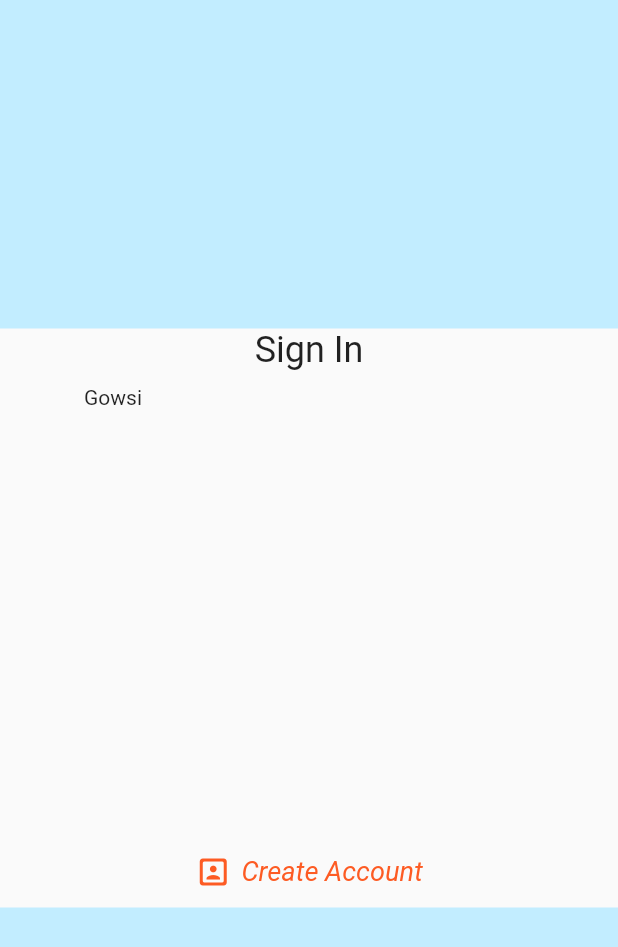
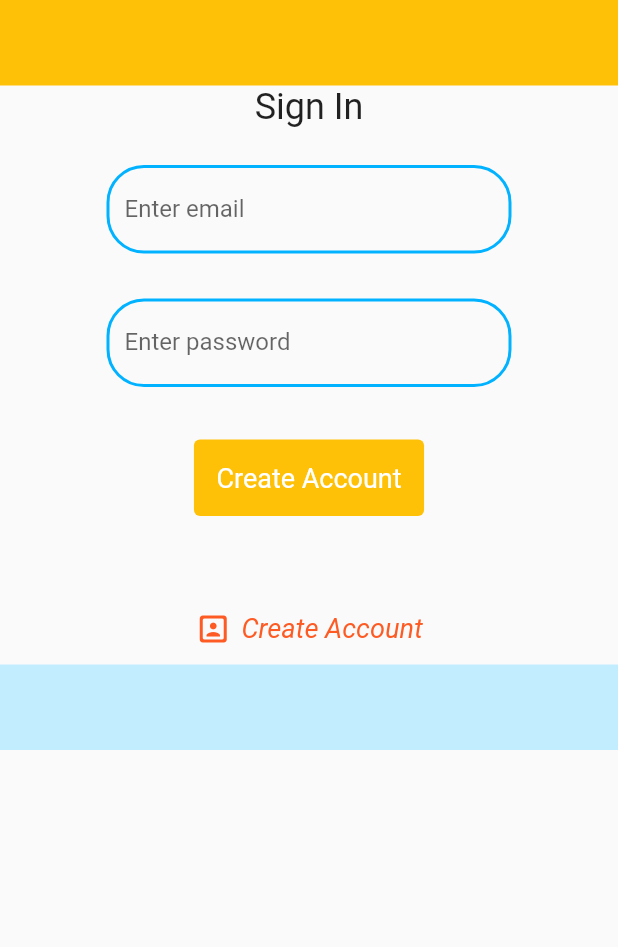
Before and after one commit to Gowsalyanatraj/book_tracker_Application_flutter, a Flutter app: the LoginPage widget shown alone on an empty page, opened directly, after a tap on "Already have an account", on a phone screen of 412 x 824 dp. Shown: the top 947 px of the screen. Run offline on Flutter 3.47's test engine with Material 2 defaults, Android fonts, the phone set to English and light mode, and no system bars; our stand-ins replace hexcolor.

Commit message:
feat:insert create account module

```diff
--- /dev/null
+++ b/lib/screens/LoginPage/create_account.dart
@@ -0,0 +1,59 @@
+import 'package:flutter/material.dart';
+
+import 'package:flutter/material.dart';
+
+import '../../widgets/input_decoration.dart';
+
+class CreateAccount extends StatelessWidget {
+  const CreateAccount({
+    super.key,
+    required GlobalKey<FormState> formKey,
+    required TextEditingController emailTextController,
+    required TextEditingController passwordTextController,
+  })  : _formKey = formKey,
+        _emailTextController = emailTextController,
+        _passwordTextController = passwordTextController;
+
+  final GlobalKey<FormState> _formKey;
+  final TextEditingController _emailTextController;
+  final TextEditingController _passwordTextController;
+
+  @override
+  Widget build(BuildContext context) {
+    return Form(
+      key: _formKey,
+      child: Column(
+        children: [
+          Padding(
+            padding: const EdgeInsets.all(15.0),
+            child: TextFormField(
+              controller: _emailTextController,
+              decoration: inputFieldDecoration(
+                  label: 'Enter email', hintText: 'example@gmail.com'),
+            ),
+          ),
+          Padding(
+            padding: const EdgeInsets.all(15.0),
+            child: TextFormField(
+              controller: _passwordTextController,
+              obscureText: true,
+              decoration:
+                  inputFieldDecoration(label: 'Enter password', hintText: ''),
+            ),
+          ),
+          SizedBox(height: 20.0),
+          TextButton(
+              style: TextButton.styleFrom(
+                  primary: Colors.white,
+                  padding: EdgeInsets.all(15),
+                  shape: RoundedRectangleBorder(
+                      borderRadius: BorderRadius.circular(4)),
+                  backgroundColor: Colors.amber,
+                  textStyle: TextStyle(fontSize: 18)),
+              onPressed: () {},
+              child: Text('Create Account'))
+        ],
+      ),
+    );
+  }
+}
--- a/lib/screens/LoginPage/login_form.dart
+++ b/lib/screens/LoginPage/login_form.dart
@@ -8,7 +8,7 @@ class LoginForm extends StatelessWidget {
     required GlobalKey<FormState> formKey,
     required TextEditingController emailTextController,
     required TextEditingController passwordTextController,
-  }) : _formKey = formKey, _emailTextController = emailTextController, _passwordTextController = passwordTextController;
+  }) :_formKey = formKey, _emailTextController = emailTextController, _passwordTextController = passwordTextController;
 
   final GlobalKey<FormState> _formKey;
   final TextEditingController _emailTextController;
--- a/lib/screens/LoginPage/login_page.dart
+++ b/lib/screens/LoginPage/login_page.dart
@@ -1,3 +1,4 @@
+import 'package:book_tracker/screens/LoginPage/create_account.dart';
 import 'package:book_tracker/screens/LoginPage/login_form.dart';
 import 'package:book_tracker/widgets/input_decoration.dart';
 import 'package:flutter/material.dart';
@@ -18,25 +19,36 @@ class _LoginPageState extends State<LoginPage> {
 
   @override
   Widget build(BuildContext context) {
-    return Material(
+    return Container(
+      height: 500,
+      width: 500,
+      child: Material(
         child: Container(
           child: Column(
             children: [
               Expanded(
                   flex: 2,
                   child: Container(
-                  color: HexColor('C2EDFF'),
+                    color: Colors.amber,
                   )),
               Text('Sign In', style: Theme.of(context).textTheme.headlineSmall),
               SizedBox(height: 10),
-            Column(
+              Container(
+                child: Column(
                   children: [
                     SizedBox(
                         width: 300,
                         height: 300,
                         child: isCreateAccountClicked != true
-                        ? LoginForm(formKey: _formKey, emailTextController: _emailTextController, passwordTextController: _passwordTextController)
-                        : Text('Gowsi')),
+                            ? LoginForm(
+                                formKey: _formKey,
+                                emailTextController: _emailTextController,
+                                passwordTextController: _passwordTextController)
+                            : CreateAccount(
+                                formKey: _formKey,
+                                emailTextController: _emailTextController,
+                                passwordTextController:
+                                    _passwordTextController)),
                     TextButton.icon(
                         icon: Icon(Icons.portrait_rounded),
                         style: TextButton.styleFrom(
@@ -56,6 +68,7 @@ class _LoginPageState extends State<LoginPage> {
                             : 'Already have an account')),
                   ],
                 ),
+              ),
               Expanded(
                   flex: 2,
                   child: Container(
@@ -64,6 +77,7 @@ class _LoginPageState extends State<LoginPage> {
             ],
           ),
         ),
+      ),
     );
   }
 }
```
Lines whose indentation alone changed are shown as unchanged.
